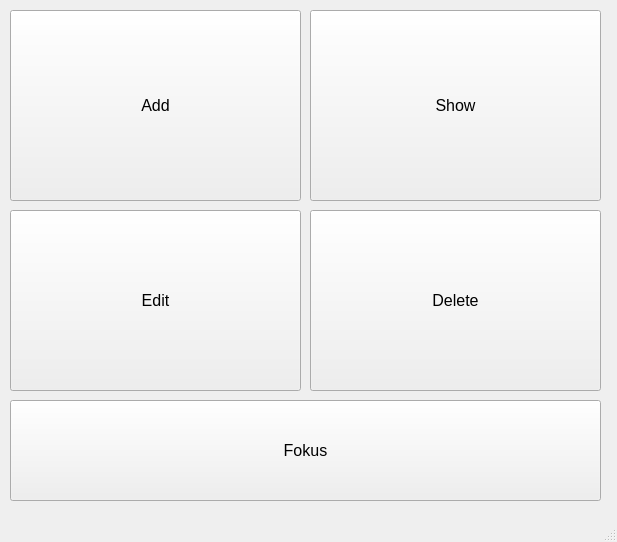
Above: DesignedUIs/Fokus_Main.ui from FelOs1023/Aufgaben-Manager before the change. Below: the same form after it.
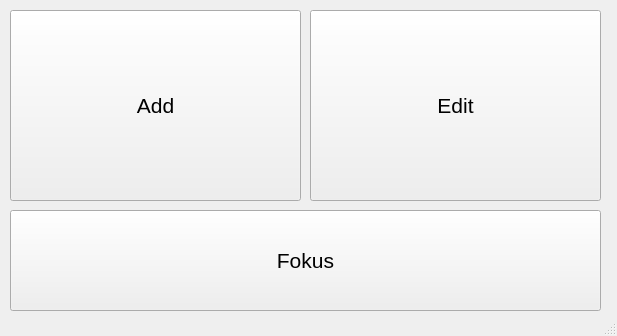
That is the form after the change.

Commit message: Neue UIs

What changed in the file:
```diff
--- a/DesignedUIs/Fokus_Main.ui
+++ b/DesignedUIs/Fokus_Main.ui
@@ -7,7 +7,7 @@
     <x>0</x>
     <y>0</y>
     <width>617</width>
-    <height>542</height>
+    <height>336</height>
    </rect>
   </property>
   <property name="sizePolicy">
@@ -37,7 +37,7 @@
     </property>
     <property name="font">
      <font>
-      <pointsize>12</pointsize>
+      <pointsize>16</pointsize>
      </font>
     </property>
     <property name="text">
@@ -61,66 +61,18 @@
     </property>
     <property name="font">
      <font>
-      <pointsize>12</pointsize>
-     </font>
-    </property>
-    <property name="text">
-     <string>Show</string>
-    </property>
-   </widget>
-   <widget class="QToolButton" name="EditButton">
-    <property name="geometry">
-     <rect>
-      <x>10</x>
-      <y>210</y>
-      <width>291</width>
-      <height>181</height>
-     </rect>
-    </property>
-    <property name="sizePolicy">
-     <sizepolicy hsizetype="Expanding" vsizetype="Expanding">
-      <horstretch>0</horstretch>
-      <verstretch>0</verstretch>
-     </sizepolicy>
-    </property>
-    <property name="font">
-     <font>
-      <pointsize>12</pointsize>
+      <pointsize>16</pointsize>
      </font>
     </property>
     <property name="text">
      <string>Edit</string>
     </property>
    </widget>
-   <widget class="QToolButton" name="DeleteButton">
-    <property name="geometry">
-     <rect>
-      <x>310</x>
-      <y>210</y>
-      <width>291</width>
-      <height>181</height>
-     </rect>
-    </property>
-    <property name="sizePolicy">
-     <sizepolicy hsizetype="Expanding" vsizetype="Expanding">
-      <horstretch>0</horstretch>
-      <verstretch>0</verstretch>
-     </sizepolicy>
-    </property>
-    <property name="font">
-     <font>
-      <pointsize>12</pointsize>
-     </font>
-    </property>
-    <property name="text">
-     <string>Delete</string>
-    </property>
-   </widget>
-   <widget class="QToolButton" name="FokusButton">
+   <widget class="QToolButton" name="FokusWindowButton">
     <property name="geometry">
      <rect>
       <x>10</x>
-      <y>400</y>
+      <y>210</y>
       <width>591</width>
       <height>101</height>
      </rect>
@@ -133,7 +85,7 @@
     </property>
     <property name="font">
      <font>
-      <pointsize>12</pointsize>
+      <pointsize>16</pointsize>
      </font>
     </property>
     <property name="text">
```
Left out of the diff: 14 changed lines with no effect on the pictures. The commit also changes 4 other files.
